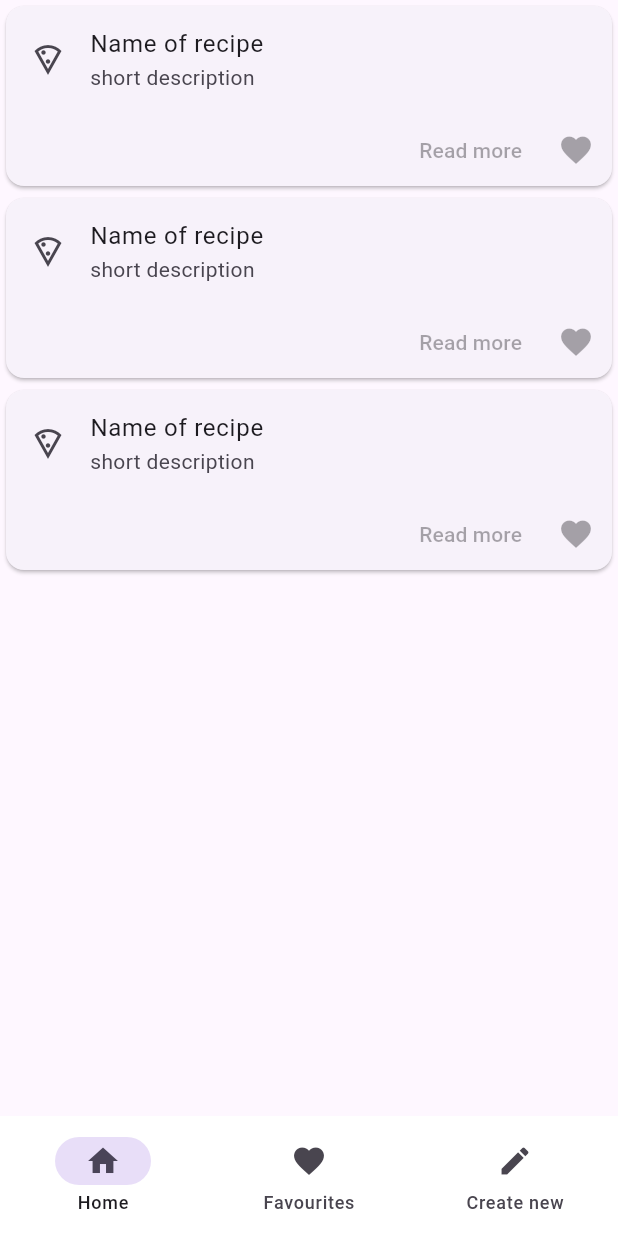
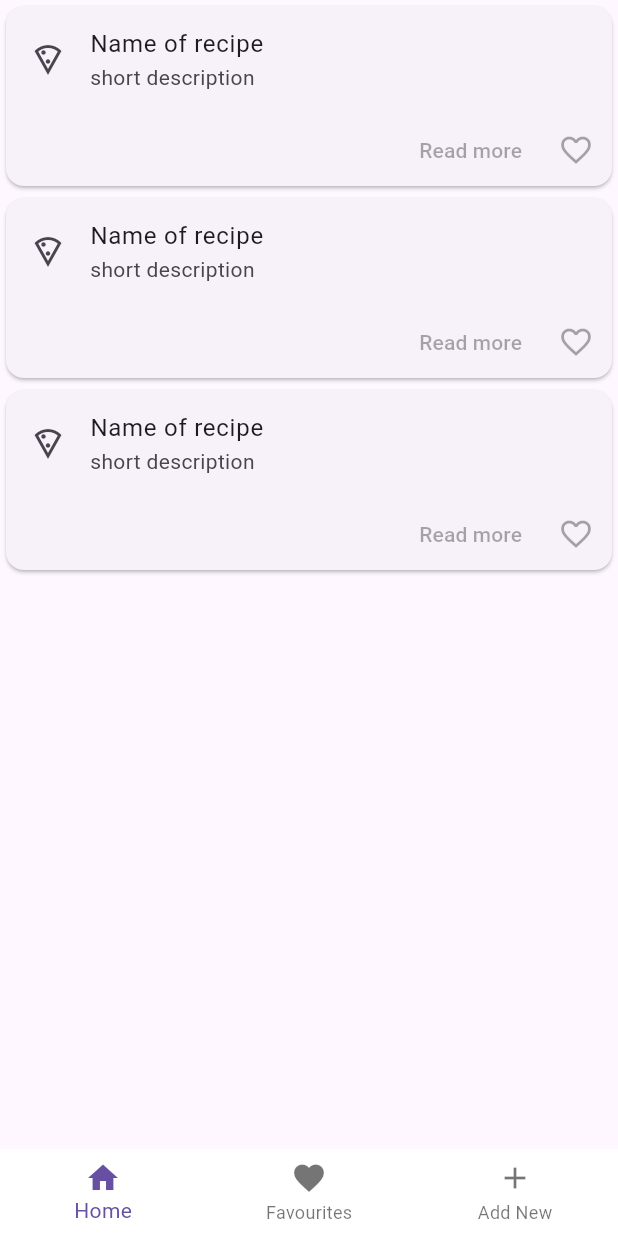
Before and after one commit to Slouna/reseptikirja, a Flutter app: the screen it shows after launch, on a phone screen of 412 x 824 dp. Run offline on Flutter 3.47's test engine with Material 3 defaults, Android fonts, the phone set to English and light mode, and no system bars; our stand-ins replace get.

Commit message:
Navigointi palkki toimii

```diff
--- a/lib/destinations.dart
+++ b/lib/destinations.dart
@@ -1,13 +1,13 @@
 import 'package:flutter/material.dart';
 
 class Destination {
-  const Destination(this.icon, this.label);
+  const Destination(this.icon, this.label );
   final IconData icon;
   final String label;
 }
 
 const List<Destination> destinations = <Destination>[
   Destination(Icons.home, 'Home'),
-  Destination(Icons.favorite, 'Favourites'),
+  Destination(Icons.favorite, 'Favourites',),
   Destination(Icons.create, 'Create new'),
 ];
--- a/lib/main.dart
+++ b/lib/main.dart
@@ -1,25 +1,22 @@
 import 'package:flutter/material.dart';
+import 'package:get/get.dart';
 import 'package:reseptikirja/widgets/bottom_navi_bar.dart';
+import 'package:reseptikirja/widgets/favourites_screen.dart';
 import 'package:reseptikirja/widgets/recipe_card.dart';
 import 'package:reseptikirja/widgets/recipe_list_view.dart';
 
 void main() {
-  runApp(const MainApp());
+  runApp(MaterialApp(home: MainPage()));
 }
 
-class MainApp extends StatelessWidget {
-  const MainApp({super.key});
+class HomeScreen extends StatelessWidget {
+  const HomeScreen({super.key});
 
   @override
   Widget build(BuildContext context) {
-    return const MaterialApp(
-      home: Scaffold(
-        body: Center(
-          child: RecipeListView(),
-        ),
-        bottomNavigationBar: BottomNaviBar(
-              onDestinationSelected: null
-      ),
-    ));
+    return  Column(children: [const RecipeListView(userID: 0),
+
+        ]
+    );
   }
 }
--- a/lib/widgets/bottom_navi_bar.dart
+++ b/lib/widgets/bottom_navi_bar.dart
@@ -1,28 +1,55 @@
 import 'package:flutter/material.dart';
+import 'package:get/get.dart';
+import 'package:reseptikirja/main.dart';
+import 'package:reseptikirja/widgets/favourites_screen.dart';
+import 'package:reseptikirja/widgets/new_recipe_screen.dart';
 import '../destinations.dart';
 
-class BottomNaviBar extends StatelessWidget {
-  const BottomNaviBar({
-    super.key,
-    this.onDestinationSelected,
-  });
+class MainPage extends StatefulWidget {
+  const MainPage({super.key});
 
-  final int selectedIndex = 0;
-  final ValueChanged<int>? onDestinationSelected;
+  @override
+  State<MainPage> createState() => _MainPageState();
+}
+
+class _MainPageState extends State<MainPage> {
+  final List<Widget> pages = [
+    HomeScreen(),
+    FavouritesScreen(),
+    NewRecipeScreen(),
+  ];
+
+  int _selectedIndex = 0;
+
+  void _onItemTapped(int index) {
+    setState(() {
+      _selectedIndex = index;
+    });
+  }
 
   @override
   Widget build(BuildContext context) {
     // TODO: implement build
-    return NavigationBar(
-      elevation:0,
-      backgroundColor: Colors.white,
-      destinations: destinations.map<NavigationDestination>((d) {
-        return NavigationDestination(icon: Icon(d.icon), label: d.label);
-        }).toList(),
-      selectedIndex: selectedIndex,
-      onDestinationSelected: onDestinationSelected,
-
-
-);
+    return Scaffold(
+      body: pages[_selectedIndex],
+      bottomNavigationBar: BottomNavigationBar(
+        elevation: 0,
+        backgroundColor: Colors.white,
+        items: const <BottomNavigationBarItem>[
+          BottomNavigationBarItem(icon: Icon(Icons.home), label: 'Home'),
+          BottomNavigationBarItem(
+            icon: Icon(Icons.favorite),
+            label: 'Favourites',
+          ),
+          BottomNavigationBarItem(icon: Icon(Icons.add), label: 'Add New'),
+        ],
+        currentIndex: _selectedIndex,
+        onTap: (index) {
+          setState(() {
+            _selectedIndex = index;
+          });
+        },
+      ),
+    );
   }
 }
--- /dev/null
+++ b/lib/widgets/favourites_screen.dart
@@ -0,0 +1,18 @@
+import 'package:flutter/material.dart';
+import 'package:get/get.dart';
+import 'package:reseptikirja/widgets/bottom_navi_bar.dart';
+import 'package:reseptikirja/widgets/recipe_list_view.dart';
+
+class FavouritesScreen extends StatelessWidget {
+  int favourites = 0;
+  @override
+  Widget build(BuildContext context) {
+    return  favourites > 0
+    ? Center(
+      child: RecipeListView(userID: 3,),
+    )
+    : Center(
+      child: (Text("You haven't added any favourites yet")),
+    );
+  }
+}
--- /dev/null
+++ b/lib/widgets/new_recipe_screen.dart
@@ -0,0 +1,9 @@
+import 'package:flutter/material.dart';
+import 'package:reseptikirja/widgets/bottom_navi_bar.dart';
+
+class NewRecipeScreen extends StatelessWidget {
+  @override
+  Widget build(BuildContext context) {
+    return Center(child: Text("Add new"));
+  }
+}
--- a/lib/widgets/recipe_card.dart
+++ b/lib/widgets/recipe_card.dart
@@ -18,7 +18,7 @@ class RecipeCard extends StatelessWidget {
             mainAxisAlignment: MainAxisAlignment.end,
             children: <Widget>[
               TextButton(onPressed: null, child: Text("Read more")),
-              IconButton(onPressed: null, icon: Icon(Icons.favorite)),
+              IconButton(onPressed: null, icon: Icon(Icons.favorite_border)),
             ],
           )
         ],
--- a/lib/widgets/recipe_list_view.dart
+++ b/lib/widgets/recipe_list_view.dart
@@ -2,12 +2,15 @@ import 'package:flutter/material.dart';
 import 'package:reseptikirja/widgets/recipe_card.dart';
 
 class RecipeListView extends StatelessWidget {
-  const RecipeListView({super.key});
+  const RecipeListView({super.key, this.userID});
 
+  final userID;
   @override
   Widget build(BuildContext context) {
-    return Center(
-      child: Column(children: [RecipeCard(), RecipeCard(), RecipeCard()]),
-    );
+    return userID == 0
+        ? Center(
+            child: Column(children: [RecipeCard(), RecipeCard(), RecipeCard()]),
+          )
+        : Center(child: Column(children: [RecipeCard()]));
   }
 }
--- a/pubspec.yaml
+++ b/pubspec.yaml
@@ -9,6 +9,7 @@ environment:
 dependencies:
   flutter:
     sdk: flutter
+  get: ^4.7.2
 
 dev_dependencies:
   flutter_test:
```
Also changed, not shown: lib/widgets/recipe_screen.dart (added), lib/widgets/recipe_widget.dart (deleted).
